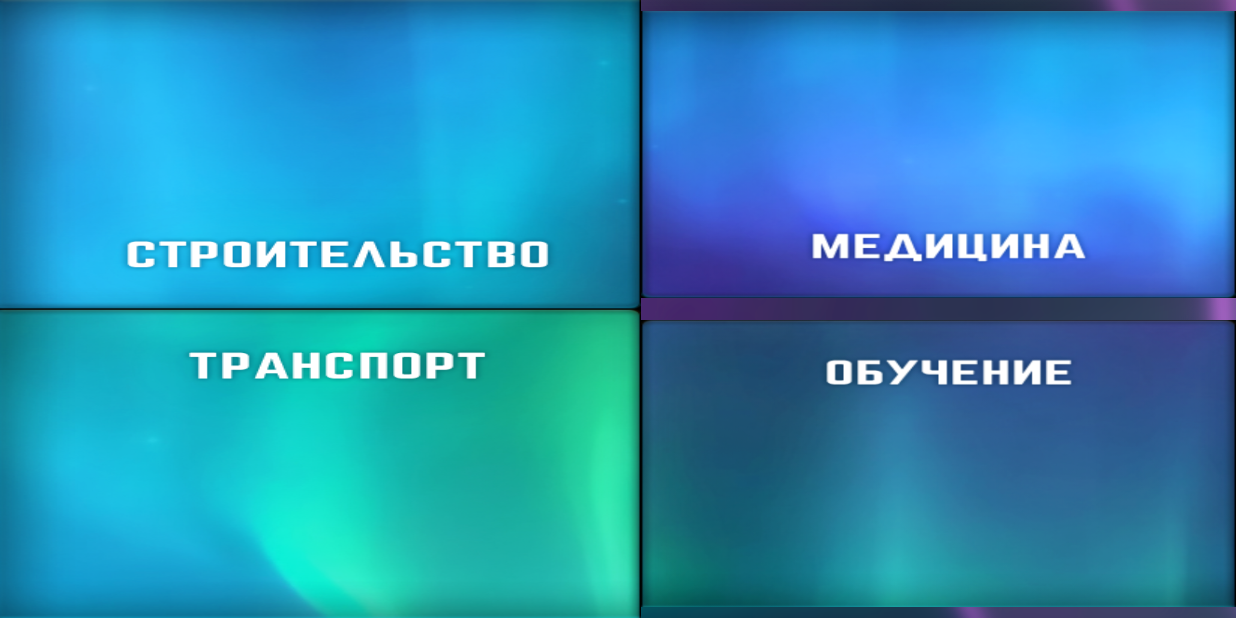
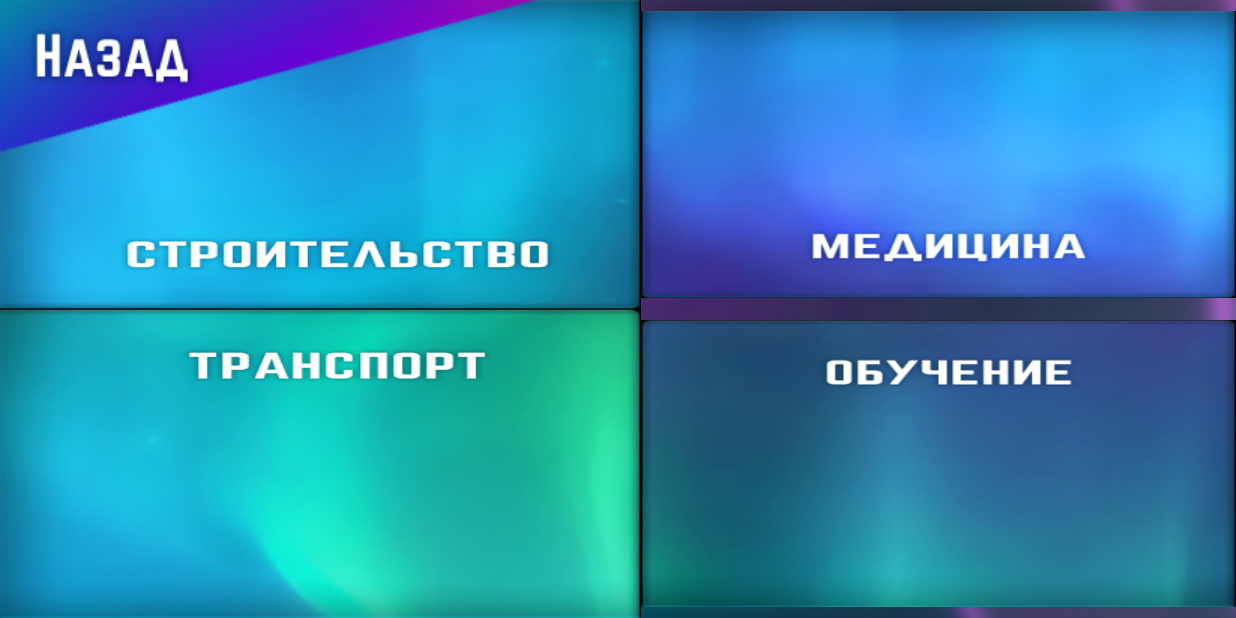
Before and after one commit to DzmitriyKaminskii/yugra_tablet, an Android app: the LifeFragment screen opened through its navigation route, on a phone screen of 824 x 412 dp (held sideways). Run offline under Robolectric (Android 15) with nearby library versions, the phone set to English and light mode, and no system bars.

Commit message:
Update backbutton + clear up

```diff
--- a/app/src/main/res/layout/life_fragment.xml
+++ b/app/src/main/res/layout/life_fragment.xml
@@ -70,12 +70,11 @@
 
     </LinearLayout>
 
-    <TextView
+    <ImageView
         android:id="@+id/backAction"
-        android:layout_width="@dimen/back_button_width"
-        android:layout_height="@dimen/back_button_height"
-        android:layout_marginStart="@dimen/back_button_start_margin"
-        android:layout_marginTop="@dimen/back_button_top_margin"
+        android:layout_width="wrap_content"
+        android:layout_height="wrap_content"
+        android:src="@drawable/back_button_base"
         app:layout_constraintStart_toStartOf="parent"
         app:layout_constraintTop_toTopOf="parent" />
 
--- a/app/src/main/res/values/dimen.xml
+++ b/app/src/main/res/values/dimen.xml
@@ -1,9 +1,4 @@
 <?xml version="1.0" encoding="utf-8"?>
 <resources>
-    <dimen name="back_button_width">100dp</dimen>
-    <dimen name="back_button_height">50dp</dimen>
-    <dimen name="back_button_start_margin">20dp</dimen>
-    <dimen name="back_button_top_margin">20dp</dimen>
-
     <dimen name="security_button_size">20dp</dimen>
 </resources>
```
Also changed, not shown: app/src/main/res/layout/rest_fragment.xml (+4 -6 lines), app/src/main/res/layout/work_fragment.xml (+4 -5 lines), app/src/main/res/drawable/back_button_base.png (added).
